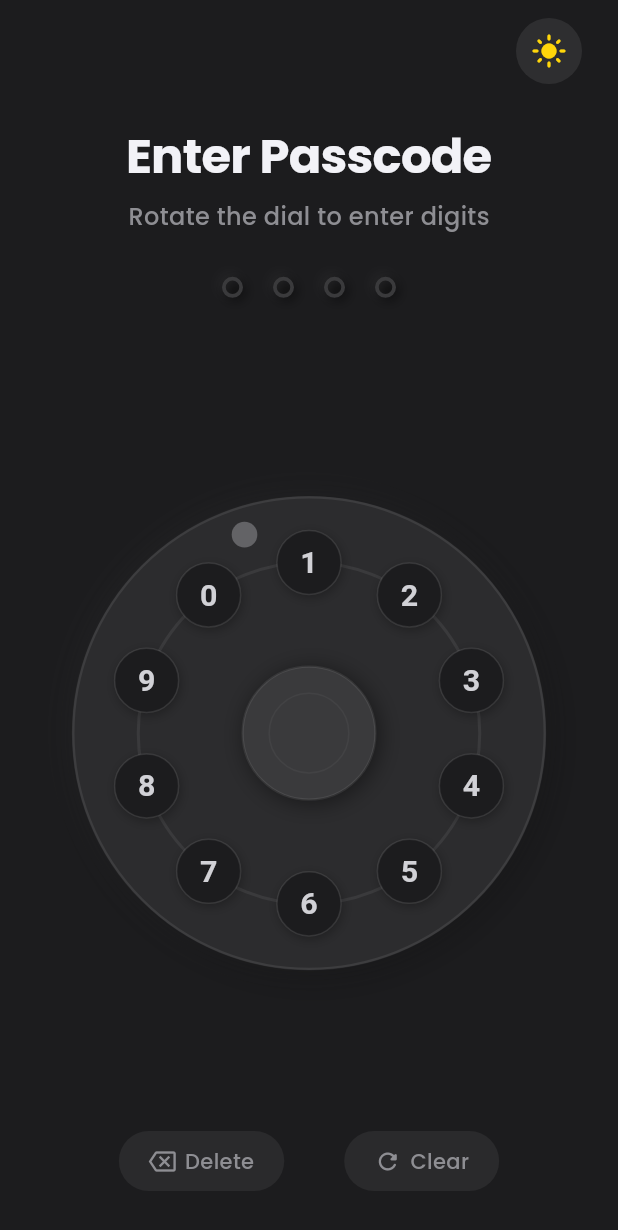
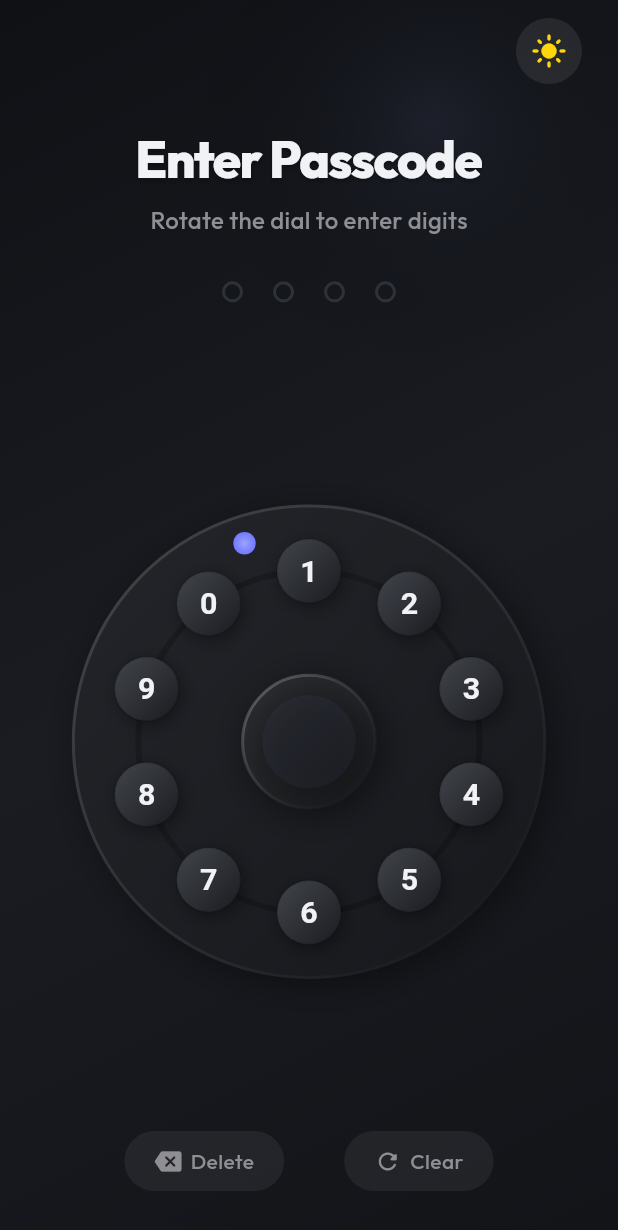
Before and after one commit to Anniekarim29/passcodesystem, a Flutter app: the screen it shows after launch, after a tap on the "dark mode" icon, on a phone screen of 412 x 824 dp. Shown: the top 1230 px of the screen. Run offline on Flutter 3.47's test engine with Material 3 defaults, Android fonts, the phone set to English and light mode, and no system bars; our stand-ins replace google_fonts.

Commit message:
Enhance UI with glassmorphism and premium aesthetics

```diff
--- a/lib/screens/passcode_screen.dart
+++ b/lib/screens/passcode_screen.dart
@@ -57,6 +57,50 @@ class _PasscodeScreenState extends State<PasscodeScreen>
     return Scaffold(
       body: Stack(
         children: [
+          // ── Premium Gradient Background ─────────────────────
+          Positioned.fill(
+            child: AnimatedContainer(
+              duration: const Duration(seconds: 1),
+              decoration: BoxDecoration(
+                gradient: LinearGradient(
+                  begin: Alignment.topLeft,
+                  end: Alignment.bottomRight,
+                  colors: isDark
+                      ? [
+                          const Color(0xFF0F1115),
+                          const Color(0xFF1A1C22),
+                          const Color(0xFF121418),
+                        ]
+                      : [
+                          const Color(0xFFF0F2F8),
+                          const Color(0xFFE6E9F0),
+                          const Color(0xFFF8F9FF),
+                        ],
+                ),
+              ),
+            ),
+          ),
+
+          // Subtle accent glows
+          Positioned(
+            top: -size.width * 0.2,
+            right: -size.width * 0.1,
+            child: Container(
+              width: size.width * 0.8,
+              height: size.width * 0.8,
+              decoration: BoxDecoration(
+                shape: BoxShape.circle,
+                gradient: RadialGradient(
+                  colors: [
+                    (isDark ? const Color(0xFF333750) : const Color(0xFFD0D6E8))
+                        .withValues(alpha: 0.3),
+                    Colors.transparent,
+                  ],
+                ),
+              ),
+            ),
+          ),
+
           // ── Main content ────────────────────────────────────
           SafeArea(
             child: Column(
@@ -80,7 +124,15 @@ class _PasscodeScreenState extends State<PasscodeScreen>
                 // ─ Title ─────────────────────────────────────
                 Text(
                   'Enter Passcode',
-                  style: Theme.of(context).textTheme.headlineLarge,
+                  style: Theme.of(context).textTheme.headlineLarge?.copyWith(
+                    shadows: [
+                      Shadow(
+                        color: Colors.black.withValues(alpha: isDark ? 0.3 : 0.05),
+                        offset: const Offset(0, 2),
+                        blurRadius: 4,
+                      ),
+                    ],
+                  ),
                 ),
 
                 SizedBox(height: size.height * 0.01),
@@ -93,6 +145,7 @@ class _PasscodeScreenState extends State<PasscodeScreen>
                     key: ValueKey(provider.status),
                     style: Theme.of(context).textTheme.bodyMedium?.copyWith(
                           color: _getSubtitleColor(provider.status, isDark),
+                          letterSpacing: 0.2,
                         ),
                   ),
                 ),
@@ -102,7 +155,7 @@ class _PasscodeScreenState extends State<PasscodeScreen>
                 // ─ Dot indicators ────────────────────────────
                 const DotIndicator(),
 
-                SizedBox(height: size.height * 0.04),
+                SizedBox(height: size.height * 0.06),
 
                 // ─ Rotary dial ────────────────────────────────
                 Expanded(
@@ -114,14 +167,14 @@ class _PasscodeScreenState extends State<PasscodeScreen>
 
                 // ─ Bottom actions ─────────────────────────────
                 Padding(
-                  padding: const EdgeInsets.only(bottom: 30, top: 8),
+                  padding: const EdgeInsets.only(bottom: 30, top: 16),
                   child: Row(
                     mainAxisAlignment: MainAxisAlignment.center,
                     children: [
                       // Clear button
                       _buildActionButton(
                         context: context,
-                        icon: Icons.backspace_outlined,
+                        icon: Icons.backspace_rounded,
                         label: 'Delete',
                         onTap: () => provider.deleteLast(),
                         isDark: isDark,
@@ -153,17 +206,30 @@ class _PasscodeScreenState extends State<PasscodeScreen>
                 child: IgnorePointer(
                   child: Container(
                     color: AppTheme.successGreen
-                        .withValues(alpha: _successOverlayAnimation.value * 0.15),
+                        .withValues(alpha: _successOverlayAnimation.value * 0.1),
                     child: Center(
                       child: Opacity(
                         opacity: _successOverlayAnimation.value,
                         child: Transform.scale(
-                          scale: 0.8 + _successOverlayAnimation.value * 0.2,
-                          child: Icon(
-                            Icons.check_circle_rounded,
-                            size: 80,
-                            color: AppTheme.successGreen
-                                .withValues(alpha: _successOverlayAnimation.value * 0.7),
+                          scale: 0.7 + _successOverlayAnimation.value * 0.3,
+                          child: Container(
+                            padding: const EdgeInsets.all(30),
+                            decoration: BoxDecoration(
+                              shape: BoxShape.circle,
+                              color: Colors.white.withValues(alpha: isDark ? 0.05 : 0.8),
+                              boxShadow: [
+                                BoxShadow(
+                                  color: AppTheme.successGreen.withValues(alpha: 0.3),
+                                  blurRadius: 40,
+                                  spreadRadius: 10,
+                                ),
+                              ],
+                            ),
+                            child: Icon(
+                              Icons.check_circle_rounded,
+                              size: 100,
+                              color: AppTheme.successGreen,
+                            ),
                           ),
                         ),
                       ),
--- a/lib/utils/app_theme.dart
+++ b/lib/utils/app_theme.dart
@@ -3,35 +3,35 @@ import 'package:google_fonts/google_fonts.dart';
 
 class AppTheme {
   // ─── Light palette ──────────────────────────────────────────────
-  static const Color _lightBg = Color(0xFFF2F2F7);
+  static const Color _lightBg = Color(0xFFF8F9FF);
   static const Color _lightSurface = Color(0xFFFFFFFF);
-  static const Color _lightTextPrimary = Color(0xFF1C1C1E);
-  static const Color _lightTextSecondary = Color(0xFF8E8E93);
-  static const Color _lightAccent = Color(0xFF3A3A3C);
-  static const Color _lightDialRing = Color(0xFFE5E5EA);
+  static const Color _lightTextPrimary = Color(0xFF1A1C1E);
+  static const Color _lightTextSecondary = Color(0xFF6C7075);
+  static const Color _lightAccent = Color(0xFF4A4E69);
+  static const Color _lightDialRing = Color(0xFFE2E4EB);
 
   // ─── Dark palette ──────────────────────────────────────────────
-  static const Color _darkBg = Color(0xFF1C1C1E);
-  static const Color _darkSurface = Color(0xFF2C2C2E);
-  static const Color _darkTextPrimary = Color(0xFFF2F2F7);
-  static const Color _darkTextSecondary = Color(0xFF8E8E93);
-  static const Color _darkAccent = Color(0xFFD1D1D6);
-  static const Color _darkDialRing = Color(0xFF3A3A3C);
+  static const Color _darkBg = Color(0xFF0F1115);
+  static const Color _darkSurface = Color(0xFF1A1C22);
+  static const Color _darkTextPrimary = Color(0xFFF0F2F5);
+  static const Color _darkTextSecondary = Color(0xFF9EA4AD);
+  static const Color _darkAccent = Color(0xFF9BA2FF);
+  static const Color _darkDialRing = Color(0xFF2D3139);
 
   // ─── Feedback colours ──────────────────────────────────────────
-  static const Color successGreen = Color(0xFF34C759);
-  static const Color errorRed = Color(0xFFFF3B30);
+  static const Color successGreen = Color(0xFF00D180);
+  static const Color errorRed = Color(0xFFFF4D4D);
 
   // ─── Neumorphic helpers ────────────────────────────────────────
   static List<BoxShadow> neumorphicLight({double blur = 12, double offset = 4}) {
     return [
       BoxShadow(
-        color: Colors.white.withValues(alpha: 0.8),
+        color: Colors.white,
         blurRadius: blur,
         offset: Offset(-offset, -offset),
       ),
       BoxShadow(
-        color: Colors.black.withValues(alpha: 0.08),
+        color: const Color(0xFFD1D9E6).withValues(alpha: 0.8),
         blurRadius: blur,
         offset: Offset(offset, offset),
       ),
@@ -46,7 +46,7 @@ class AppTheme {
         offset: Offset(-offset, -offset),
       ),
       BoxShadow(
-        color: Colors.black.withValues(alpha: 0.5),
+        color: Colors.black.withValues(alpha: 0.45),
         blurRadius: blur,
         offset: Offset(offset, offset),
       ),
@@ -65,13 +65,13 @@ class AppTheme {
         secondary: _lightTextSecondary,
         outline: _lightDialRing,
       ),
-      textTheme: GoogleFonts.poppinsTextTheme(
+      textTheme: GoogleFonts.outfitTextTheme(
         const TextTheme(
           headlineLarge: TextStyle(
-            fontSize: 32,
-            fontWeight: FontWeight.w700,
+            fontSize: 34,
+            fontWeight: FontWeight.w800,
             color: _lightTextPrimary,
-            letterSpacing: -0.5,
+            letterSpacing: -1.0,
           ),
           bodyMedium: TextStyle(
             fontSize: 16,
@@ -94,13 +94,13 @@ class AppTheme {
         secondary: _darkTextSecondary,
         outline: _darkDialRing,
       ),
-      textTheme: GoogleFonts.poppinsTextTheme(
+      textTheme: GoogleFonts.outfitTextTheme(
         const TextTheme(
           headlineLarge: TextStyle(
-            fontSize: 32,
-            fontWeight: FontWeight.w700,
+            fontSize: 34,
+            fontWeight: FontWeight.w800,
             color: _darkTextPrimary,
-            letterSpacing: -0.5,
+            letterSpacing: -1.0,
           ),
           bodyMedium: TextStyle(
             fontSize: 16,
--- a/lib/widgets/dot_indicator.dart
+++ b/lib/widgets/dot_indicator.dart
@@ -76,33 +76,39 @@ class _DotIndicatorState extends State<DotIndicator>
           } else if (isFilled) {
             dotColor = Theme.of(context).colorScheme.primary;
           } else {
-            dotColor = Theme.of(context).colorScheme.outline;
+            dotColor = isDark
+                ? const Color(0xFF2D3139)
+                : const Color(0xFFE2E4EB);
           }
 
           return AnimatedContainer(
             duration: const Duration(milliseconds: 300),
-            curve: Curves.easeOutBack,
+            curve: Curves.elasticOut,
             margin: const EdgeInsets.symmetric(horizontal: 10),
-            width: isFilled ? 18 : 14,
-            height: isFilled ? 18 : 14,
+            width: isFilled ? 20 : 14,
+            height: isFilled ? 20 : 14,
             decoration: BoxDecoration(
               shape: BoxShape.circle,
               color: isFilled ? dotColor : Colors.transparent,
               border: Border.all(
                 color: dotColor,
-                width: 2.5,
+                width: isFilled ? 3 : 2,
               ),
               boxShadow: isFilled
                   ? [
                       BoxShadow(
-                        color: dotColor.withValues(alpha: 0.4),
-                        blurRadius: 10,
-                        spreadRadius: 1,
+                        color: dotColor.withValues(alpha: 0.5),
+                        blurRadius: 15,
+                        spreadRadius: 2,
                       ),
+                      if (isSuccess)
+                        BoxShadow(
+                          color: dotColor.withValues(alpha: 0.3),
+                          blurRadius: 25,
+                          spreadRadius: 5,
+                        ),
                     ]
-                  : (isDark
-                      ? AppTheme.neumorphicDark(blur: 6, offset: 2)
-                      : AppTheme.neumorphicLight(blur: 6, offset: 2)),
+                  : null,
             ),
           );
         }),
--- a/lib/widgets/rotary_dial.dart
+++ b/lib/widgets/rotary_dial.dart
@@ -248,34 +248,40 @@ class _DialPainter extends CustomPainter {
 
     // ── Outer ring shadow ──────────────────────────────────────
     final shadowPaint = Paint()
-      ..color = (isDark ? Colors.black : Colors.black).withValues(alpha: isDark ? 0.4 : 0.08)
+      ..color = Colors.black.withValues(alpha: isDark ? 0.4 : 0.08)
       ..maskFilter = const MaskFilter.blur(BlurStyle.normal, 12);
-    canvas.drawCircle(center + const Offset(3, 3), outerRadius - 2, shadowPaint);
-
-    // Light shadow for neumorphic
-    final lightShadowPaint = Paint()
-      ..color = (isDark ? Colors.white : Colors.white).withValues(alpha: isDark ? 0.05 : 0.7)
-      ..maskFilter = const MaskFilter.blur(BlurStyle.normal, 10);
-    canvas.drawCircle(center + const Offset(-2, -2), outerRadius - 2, lightShadowPaint);
+    canvas.drawCircle(center + const Offset(4, 4), outerRadius, shadowPaint);
 
     // ── Outer ring fill ────────────────────────────────────────
     final outerPaint = Paint()
-      ..color = isDark ? const Color(0xFF2C2C2E) : const Color(0xFFE8E8ED)
+      ..shader = LinearGradient(
+        begin: Alignment.topLeft,
+        end: Alignment.bottomRight,
+        colors: isDark
+            ? [const Color(0xFF23252A), const Color(0xFF16181C)]
+            : [const Color(0xFFFFFFFF), const Color(0xFFE8EAF0)],
+      ).createShader(Rect.fromCircle(center: center, radius: outerRadius))
       ..style = PaintingStyle.fill;
     canvas.drawCircle(center, outerRadius, outerPaint);
 
-    // ── Outer ring border ──────────────────────────────────────
+    // ── Metallic border ────────────────────────────────────────
     final borderPaint = Paint()
-      ..color = isDark ? Colors.white.withValues(alpha: 0.08) : Colors.black.withValues(alpha: 0.06)
+      ..shader = LinearGradient(
+        begin: Alignment.topLeft,
+        end: Alignment.bottomRight,
+        colors: isDark
+            ? [Colors.white.withValues(alpha: 0.15), Colors.black.withValues(alpha: 0.2)]
+            : [Colors.white, Colors.black.withValues(alpha: 0.1)],
+      ).createShader(Rect.fromCircle(center: center, radius: outerRadius))
       ..style = PaintingStyle.stroke
-      ..strokeWidth = 1.5;
+      ..strokeWidth = 2;
     canvas.drawCircle(center, outerRadius - 1, borderPaint);
 
-    // ── Inner track (where numbers sit) ────────────────────────
+    // ── Inner track glow ───────────────────────────────────────
     final trackPaint = Paint()
-      ..color = isDark ? const Color(0xFF3A3A3C) : const Color(0xFFD1D1D6)
+      ..color = isDark ? Colors.black.withValues(alpha: 0.2) : Colors.black.withValues(alpha: 0.03)
       ..style = PaintingStyle.stroke
-      ..strokeWidth = 2;
+      ..strokeWidth = 4;
     canvas.drawCircle(center, numberRadius, trackPaint);
 
     // ── Finger stop indicator ──────────────────────────────────
@@ -285,9 +291,14 @@ class _DialPainter extends CustomPainter {
       center.dy + (outerRadius * 0.88) * sin(stopAngle),
     );
     final stopPaint = Paint()
-      ..color = isDark ? const Color(0xFF636366) : const Color(0xFFAEAEB2)
+      ..shader = RadialGradient(
+        colors: [
+          (isDark ? const Color(0xFF9BA2FF) : const Color(0xFF4A4E69)),
+          (isDark ? const Color(0xFF6C73FF) : const Color(0xFF2D3139)),
+        ],
+      ).createShader(Rect.fromCircle(center: stopPos, radius: numberCircleRadius * 0.4))
       ..style = PaintingStyle.fill;
-    canvas.drawCircle(stopPos, numberCircleRadius * 0.4, stopPaint);
+    canvas.drawCircle(stopPos, numberCircleRadius * 0.35, stopPaint);
 
     // ── Number circles ─────────────────────────────────────────
     for (int i = 0; i < 10; i++) {
@@ -311,29 +322,48 @@ class _DialPainter extends CustomPainter {
 
       // Number circle shadow
       final numShadowPaint = Paint()
-        ..color = Colors.black.withValues(alpha: isDark ? 0.3 : 0.12)
-        ..maskFilter = const MaskFilter.blur(BlurStyle.normal, 4);
-      canvas.drawCircle(numPos + const Offset(1, 2), effectiveRadius, numShadowPaint);
+        ..color = Colors.black.withValues(alpha: isDark ? 0.4 : 0.15)
+        ..maskFilter = const MaskFilter.blur(BlurStyle.normal, 6);
+      canvas.drawCircle(numPos + const Offset(2, 3), effectiveRadius, numShadowPaint);
 
-      // Number circle fill
-      Color circleFillColor;
-      if (isHighlighted) {
-        circleFillColor = isDark ? const Color(0xFF48484A) : const Color(0xFF3A3A3C);
-      } else {
-        circleFillColor = isDark ? const Color(0xFF1C1C1E) : const Color(0xFF2C2C2E);
-      }
+      // Number circle fill (Glossy/Metallic)
       final numCirclePaint = Paint()
-        ..color = circleFillColor
+        ..shader = LinearGradient(
+          begin: Alignment.topLeft,
+          end: Alignment.bottomRight,
+          colors: isHighlighted
+              ? [
+                  isDark ? const Color(0xFF9BA2FF) : const Color(0xFF4A4E69),
+                  isDark ? const Color(0xFF6C73FF) : const Color(0xFF2D3139),
+                ]
+              : [
+                  isDark ? const Color(0xFF2C2F36) : const Color(0xFFFFFFFF),
+                  isDark ? const Color(0xFF1A1C21) : const Color(0xFFE2E4EB),
+                ],
+        ).createShader(Rect.fromCircle(center: numPos, radius: effectiveRadius))
         ..style = PaintingStyle.fill;
       canvas.drawCircle(numPos, effectiveRadius, numCirclePaint);
+
+      // Glossy highlight (inner sheen)
+      final sheenPaint = Paint()
+        ..shader = LinearGradient(
+          begin: Alignment.topLeft,
+          end: Alignment.bottomRight,
+          colors: [
+            Colors.white.withValues(alpha: isDark ? 0.1 : 0.6),
+            Colors.white.withValues(alpha: 0.0),
+          ],
+        ).createShader(Rect.fromCircle(center: numPos, radius: effectiveRadius))
+        ..style = PaintingStyle.fill;
+      canvas.drawCircle(numPos, effectiveRadius, sheenPaint);
 
       // Number circle border
       final numBorderPaint = Paint()
         ..color = isHighlighted
-            ? (isDark ? Colors.white.withValues(alpha: 0.3) : Colors.white.withValues(alpha: 0.5))
-            : (isDark ? Colors.white.withValues(alpha: 0.1) : Colors.white.withValues(alpha: 0.15))
+            ? Colors.white.withValues(alpha: 0.4)
+            : Colors.black.withValues(alpha: 0.1)
         ..style = PaintingStyle.stroke
-        ..strokeWidth = 1;
+        ..strokeWidth = 1.5;
       canvas.drawCircle(numPos, effectiveRadius, numBorderPaint);
 
       // Number text
@@ -343,9 +373,18 @@ class _DialPainter extends CustomPainter {
           style: TextStyle(
             color: isHighlighted
                 ? Colors.white
-                : (isDark ? const Color(0xFFD1D1D6) : const Color(0xFFE5E5EA)),
+                : (isDark ? const Color(0xFFF0F2F5) : const Color(0xFF1A1C2E)),
             fontSize: effectiveRadius * 0.95,
-            fontWeight: FontWeight.w600,
+            fontWeight: FontWeight.w700,
+            shadows: isHighlighted
+                ? [
+                    const Shadow(
+                      color: Colors.black26,
+                      offset: Offset(0, 1),
+                      blurRadius: 2,
+                    )
+                  ]
+                : null,
           ),
         ),
         textDirection: TextDirection.ltr,
@@ -360,32 +399,46 @@ class _DialPainter extends CustomPainter {
       );
     }
 
-    // ── Center hub ─────────────────────────────────────────────
+    // ── Center hub (Glassmorphism effect) ──────────────────────
     // Hub shadow
     final hubShadowPaint = Paint()
       ..color = Colors.black.withValues(alpha: isDark ? 0.5 : 0.1)
-      ..maskFilter = const MaskFilter.blur(BlurStyle.normal, 8);
-    canvas.drawCircle(center + const Offset(2, 2), centerHubRadius, hubShadowPaint);
+      ..maskFilter = const MaskFilter.blur(BlurStyle.normal, 12);
+    canvas.drawCircle(center + const Offset(3, 4), centerHubRadius, hubShadowPaint);
 
-    // Hub fill
+    // Hub glass fill
     final hubPaint = Paint()
-      ..color = isDark ? const Color(0xFF3A3A3C) : const Color(0xFFF2F2F7)
+      ..shader = LinearGradient(
+        begin: Alignment.topLeft,
+        end: Alignment.bottomRight,
+        colors: [
+          Colors.white.withValues(alpha: isDark ? 0.08 : 0.4),
+          Colors.white.withValues(alpha: isDark ? 0.02 : 0.1),
+        ],
+      ).createShader(Rect.fromCircle(center: center, radius: centerHubRadius))
       ..style = PaintingStyle.fill;
     canvas.drawCircle(center, centerHubRadius, hubPaint);
 
-    // Hub border
+    // Hub border (Metallic)
     final hubBorderPaint = Paint()
-      ..color = isDark ? Colors.white.withValues(alpha: 0.08) : Colors.black.withValues(alpha: 0.05)
+      ..shader = LinearGradient(
+        begin: Alignment.topLeft,
+        end: Alignment.bottomRight,
+        colors: [
+          Colors.white.withValues(alpha: 0.3),
+          Colors.black.withValues(alpha: 0.1),
+        ],
+      ).createShader(Rect.fromCircle(center: center, radius: centerHubRadius))
       ..style = PaintingStyle.stroke
-      ..strokeWidth = 1.5;
+      ..strokeWidth = 2;
     canvas.drawCircle(center, centerHubRadius, hubBorderPaint);
 
-    // Hub inner detail circle
-    final hubInnerPaint = Paint()
-      ..color = isDark ? Colors.white.withValues(alpha: 0.04) : Colors.black.withValues(alpha: 0.03)
-      ..style = PaintingStyle.stroke
-      ..strokeWidth = 1;
-    canvas.drawCircle(center, centerHubRadius * 0.6, hubInnerPaint);
+    // Inner hub detail (glow)
+    final hubInnerGlow = Paint()
+      ..color = (isDark ? const Color(0xFF9BA2FF) : const Color(0xFF4A4E69))
+          .withValues(alpha: 0.05)
+      ..style = PaintingStyle.fill;
+    canvas.drawCircle(center, centerHubRadius * 0.7, hubInnerGlow);
   }
 
   @override
```
